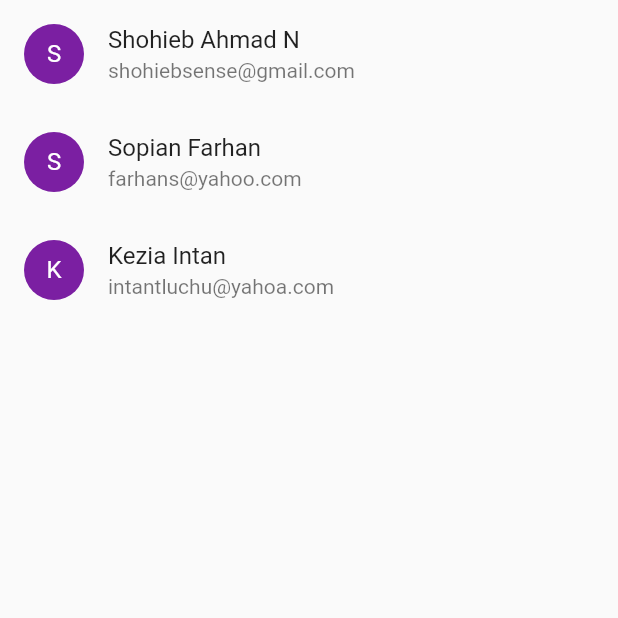
After one commit to shohiebsense/Flutter_BasicLayoutAndNavigation-s-, a Flutter app: the ListWidget screen opened directly, on a phone screen of 412 x 824 dp, the top half of it. The commit adds this screen. Run offline on Flutter 3.47's test engine with Material 2 defaults, Android fonts, the phone set to English and light mode, and no system bars.

Commit message:
list layouts

```diff
--- /dev/null
+++ b/lib/list_layout/contact.dart
@@ -0,0 +1,8 @@
+
+
+class Contact {
+  String name;
+  String email;
+
+  Contact({this.name, this.email});
+}
--- /dev/null
+++ b/lib/list_layout/list_widget.dart
@@ -0,0 +1,44 @@
+import 'package:flutter/material.dart';
+import 'package:flutter_layouts/list_layout/contact.dart';
+
+class ListWidget extends StatelessWidget {
+  ListWidget({Key key});
+
+  List<Contact> allContacts = [
+    Contact(name: "Shohieb Ahmad N", email: "shohiebsense@gmail.com"),
+    Contact(name: "Sopian Farhan", email: "farhans@yahoo.com"),
+    Contact(name: "Kezia Intan", email: "intantluchu@yahoa.com"),
+
+  ];
+
+  @override
+  Widget build(BuildContext context) {
+    // TODO: implement build
+    return Scaffold(
+      body: Container(
+        child: _buildItemList(),
+      ),
+    );
+  }
+
+
+  Widget _buildItemList(){
+    return ListView.builder(
+        itemBuilder: (BuildContext content, int index){
+          Contact contact = allContacts[index];
+          return ContactListTile(contact);
+        },
+      itemCount: allContacts.length,
+    );
+  }
+
+
+}
+
+class ContactListTile extends ListTile {
+  ContactListTile(Contact contact) : super(
+    title: Text(contact.name),
+    subtitle: Text(contact.email),
+    leading: CircleAvatar(child: Text(contact.name[0]),)
+  );
+}
--- a/lib/main.dart
+++ b/lib/main.dart
@@ -30,7 +30,7 @@ class MyApp extends StatelessWidget {
       theme: defaultTargetPlatform == TargetPlatform.iOS
           ? kIOSTheme
           : kDefaultTheme,
-      home: BaselineLayoutWidget(),
+      home: LayoutItem(),
       routes: routes,
     );
   }
--- a/lib/main_layout_item_state.dart
+++ b/lib/main_layout_item_state.dart
@@ -1,6 +1,7 @@
 import 'package:flutter/material.dart';
 import 'package:flutter_layouts/chat_layout/chat_state_widget.dart';
 import 'package:flutter_layouts/grid_layout_2/grid_page.dart';
+import 'package:flutter_layouts/list_layout/list_widget.dart';
 import 'package:flutter_layouts/login_layout/login_widget.dart';
 import 'package:flutter_layouts/login_layout_2/login_widget_2.dart';
 import 'package:flutter_layouts/main_layout_item.dart';
@@ -28,6 +29,7 @@ class LayoutItemsState extends State<LayoutItem> {
     _layoutNames.add("Login Layout 3");
     _layoutNames.add("Grid Layout");
     _layoutNames.add("Grid Layout 2");
+    _layoutNames.add("List Layout");
 
   }
 
@@ -126,6 +128,12 @@ Widget _populateLayoutStrings(){
           return GridPage();
         }));
         break;
+      case 10:
+        Navigator.of(context)
+            .push(MaterialPageRoute(builder:(BuildContext context){
+          return ListWidget();
+        }));
+        break;
     }
   }
 
```
